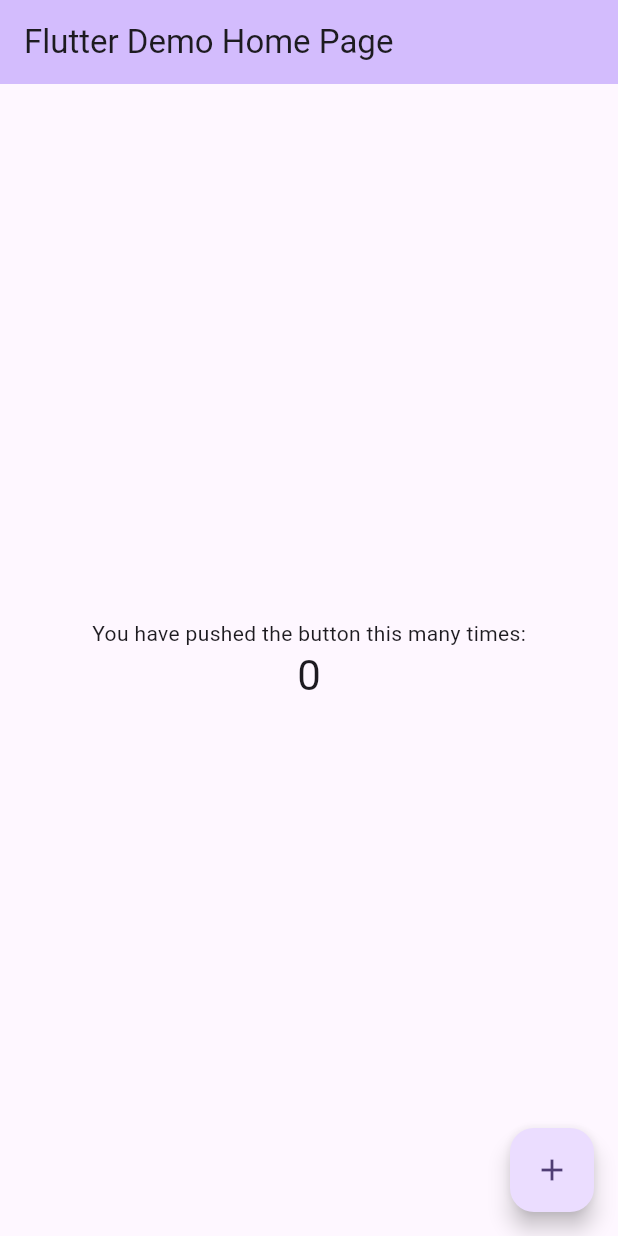
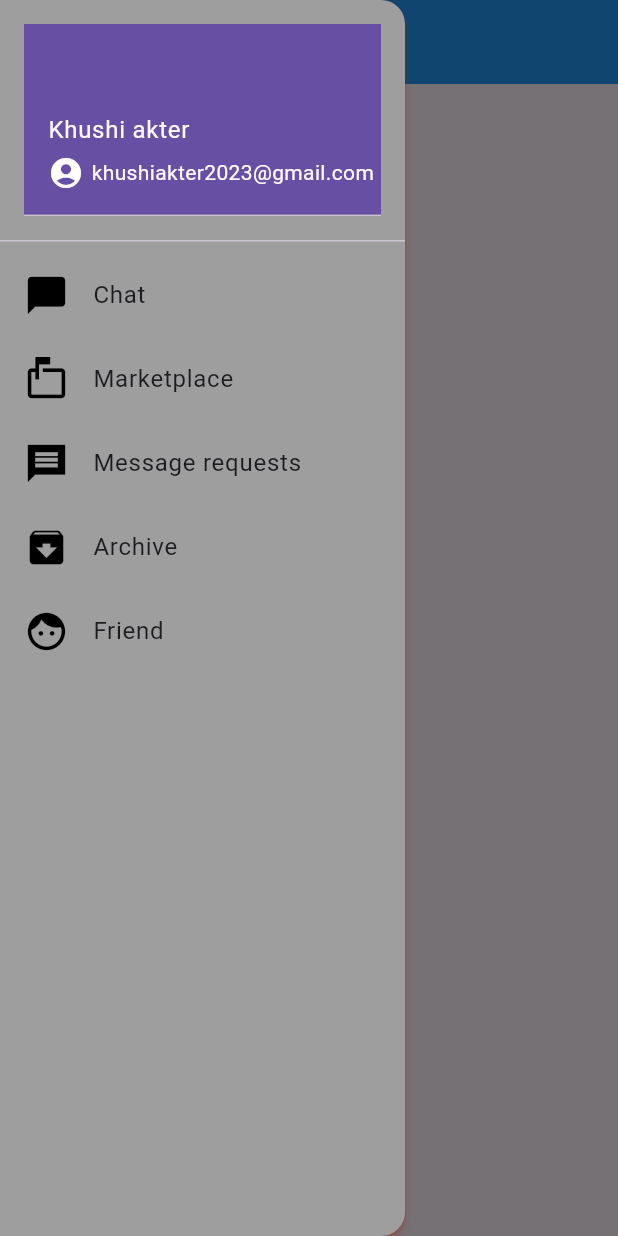
Before and after one commit to khushiakter10/my_app_uii, a Flutter app: the screen it shows after launch, with the side drawer open (before the commit the screen has no drawer), on a phone screen of 412 x 824 dp. Run offline on Flutter 3.47's test engine with Material 3 defaults, Android fonts, the phone set to English and light mode, and no system bars.

Commit message:
drawer_design

```diff
--- a/lib/main.dart
+++ b/lib/main.dart
@@ -1,5 +1,6 @@
 import 'package:flutter/material.dart';
-
+import 'package:my_app_uii/view/drawer_design/drawer_design.dart';
+import 'package:my_app_uii/view/home_list/home_list.dart';
 void main() {
   runApp(const MyApp());
 }
@@ -7,119 +8,11 @@
 class MyApp extends StatelessWidget {
   const MyApp({super.key});
 
-  // This widget is the root of your application.
   @override
   Widget build(BuildContext context) {
-    return MaterialApp(
-      title: 'Flutter Demo',
-      theme: ThemeData(
-        // This is the theme of your application.
-        //
-        // TRY THIS: Try running your application with "flutter run". You'll see
-        // the application has a purple toolbar. Then, without quitting the app,
-        // try changing the seedColor in the colorScheme below to Colors.green
-        // and then invoke "hot reload" (save your changes or press the "hot
-        // reload" button in a Flutter-supported IDE, or press "r" if you used
-        // the command line to start the app).
-        //
-        // Notice that the counter didn't reset back to zero; the application
-        // state is not lost during the reload. To reset the state, use hot
-        // restart instead.
-        //
-        // This works for code too, not just values: Most code changes can be
-        // tested with just a hot reload.
-        colorScheme: ColorScheme.fromSeed(seedColor: Colors.deepPurple),
-        useMaterial3: true,
-      ),
-      home: const MyHomePage(title: 'Flutter Demo Home Page'),
+    return  const MaterialApp(
+      debugShowCheckedModeBanner: false,
+      home: DrawerDesign(),
     );
   }
 }
-
-class MyHomePage extends StatefulWidget {
-  const MyHomePage({super.key, required this.title});
-
-  // This widget is the home page of your application. It is stateful, meaning
-  // that it has a State object (defined below) that contains fields that affect
-  // how it looks.
-
-  // This class is the configuration for the state. It holds the values (in this
-  // case the title) provided by the parent (in this case the App widget) and
-  // used by the build method of the State. Fields in a Widget subclass are
-  // always marked "final".
-
-  final String title;
-
-  @override
-  State<MyHomePage> createState() => _MyHomePageState();
-}
-
-class _MyHomePageState extends State<MyHomePage> {
-  int _counter = 0;
-
-  void _incrementCounter() {
-    setState(() {
-      // This call to setState tells the Flutter framework that something has
-      // changed in this State, which causes it to rerun the build method below
-      // so that the display can reflect the updated values. If we changed
-      // _counter without calling setState(), then the build method would not be
-      // called again, and so nothing would appear to happen.
-      _counter++;
-    });
-  }
-
-  @override
-  Widget build(BuildContext context) {
-    // This method is rerun every time setState is called, for instance as done
-    // by the _incrementCounter method above.
-    //
-    // The Flutter framework has been optimized to make rerunning build methods
-    // fast, so that you can just rebuild anything that needs updating rather
-    // than having to individually change instances of widgets.
-    return Scaffold(
-      appBar: AppBar(
-        // TRY THIS: Try changing the color here to a specific color (to
-        // Colors.amber, perhaps?) and trigger a hot reload to see the AppBar
-        // change color while the other colors stay the same.
-        backgroundColor: Theme.of(context).colorScheme.inversePrimary,
-        // Here we take the value from the MyHomePage object that was created by
-        // the App.build method, and use it to set our appbar title.
-        title: Text(widget.title),
-      ),
-      body: Center(
-        // Center is a layout widget. It takes a single child and positions it
-        // in the middle of the parent.
-        child: Column(
-          // Column is also a layout widget. It takes a list of children and
-          // arranges them vertically. By default, it sizes itself to fit its
-          // children horizontally, and tries to be as tall as its parent.
-          //
-          // Column has various properties to control how it sizes itself and
-          // how it positions its children. Here we use mainAxisAlignment to
-          // center the children vertically; the main axis here is the vertical
-          // axis because Columns are vertical (the cross axis would be
-          // horizontal).
-          //
-          // TRY THIS: Invoke "debug painting" (choose the "Toggle Debug Paint"
-          // action in the IDE, or press "p" in the console), to see the
-          // wireframe for each widget.
-          mainAxisAlignment: MainAxisAlignment.center,
-          children: <Widget>[
-            const Text(
-              'You have pushed the button this many times:',
-            ),
-            Text(
-              '$_counter',
-              style: Theme.of(context).textTheme.headlineMedium,
-            ),
-          ],
-        ),
-      ),
-      floatingActionButton: FloatingActionButton(
-        onPressed: _incrementCounter,
-        tooltip: 'Increment',
-        child: const Icon(Icons.add),
-      ), // This trailing comma makes auto-formatting nicer for build methods.
-    );
-  }
-}
--- /dev/null
+++ b/lib/view/drawer_design/drawer_design.dart
@@ -0,0 +1,68 @@
+ import 'package:flutter/material.dart';
+
+class DrawerDesign extends StatelessWidget {
+  const DrawerDesign({super.key});
+
+  @override
+  Widget build(BuildContext context) {
+    return  Scaffold(
+      appBar: AppBar(
+        backgroundColor: Colors.blue,
+      ),
+      drawer: Drawer(
+        width: 270,
+        backgroundColor: Colors.grey,
+        shadowColor: Colors.red,
+        elevation: 2,
+        child: ListView(
+          children:  const [
+           DrawerHeader(child: UserAccountsDrawerHeader(accountName:
+           Text("Khushi akter"),
+               accountEmail:
+               Row(
+                 children: [
+                   Icon(Icons.account_circle,color: Colors.white,),
+                   SizedBox(width: 5,),
+                   Text("khushiakter2023@gmail.com"),
+                 ],
+               )),
+           // Column(
+           //   mainAxisAlignment: MainAxisAlignment.start,
+           //   crossAxisAlignment: CrossAxisAlignment.start,
+           //   children: [
+           //     Icon(Icons.account_circle),
+           //     Text("Header"),
+           //   ],
+           // ),
+             // decoration: BoxDecoration(
+             //   borderRadius: BorderRadius.only(bottomLeft: Radius.circular(200),
+             //   ),
+             //   color: Colors.blue
+             // ),
+           ),
+            ListTile(
+              leading: Icon(Icons.messenger_outlined,size: 30,color: Colors.black,),
+              title: Text("Chat"),
+            ),
+            ListTile(
+              leading: Icon(Icons.markunread_mailbox_outlined,size: 30,color: Colors.black,),
+              title: Text("Marketplace"),
+            ),
+            ListTile(
+              leading: Icon(Icons.message_sharp,size: 30,color: Colors.black,),
+              title: Text("Message requests"),
+            ),
+            ListTile(
+              leading: Icon(Icons.archive,size: 30,color: Colors.black,),
+              title: Text("Archive"),
+            ),
+            ListTile(
+              leading: Icon(Icons.face,size: 30,color: Colors.black,),
+              title: Text("Friend"),
+            ),
+          ],
+        ),
+      ),
+    );
+  }
+}
```
Also changed, not shown: lib/view/home_list/home_list.dart (added, +67 -0 lines).
